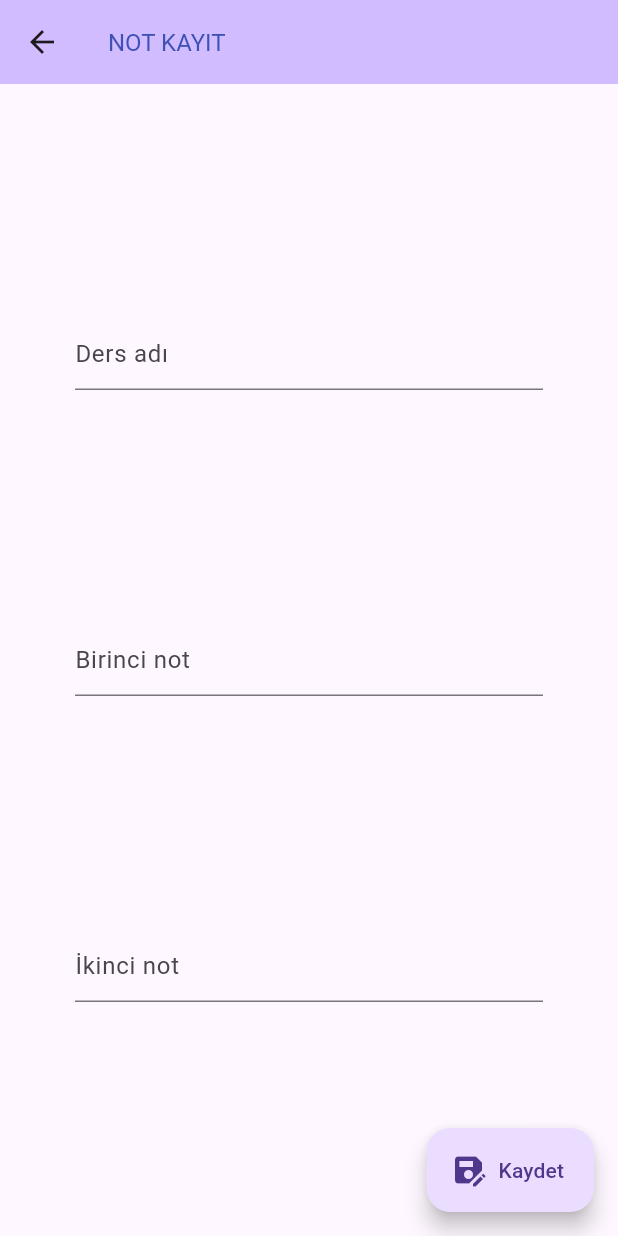
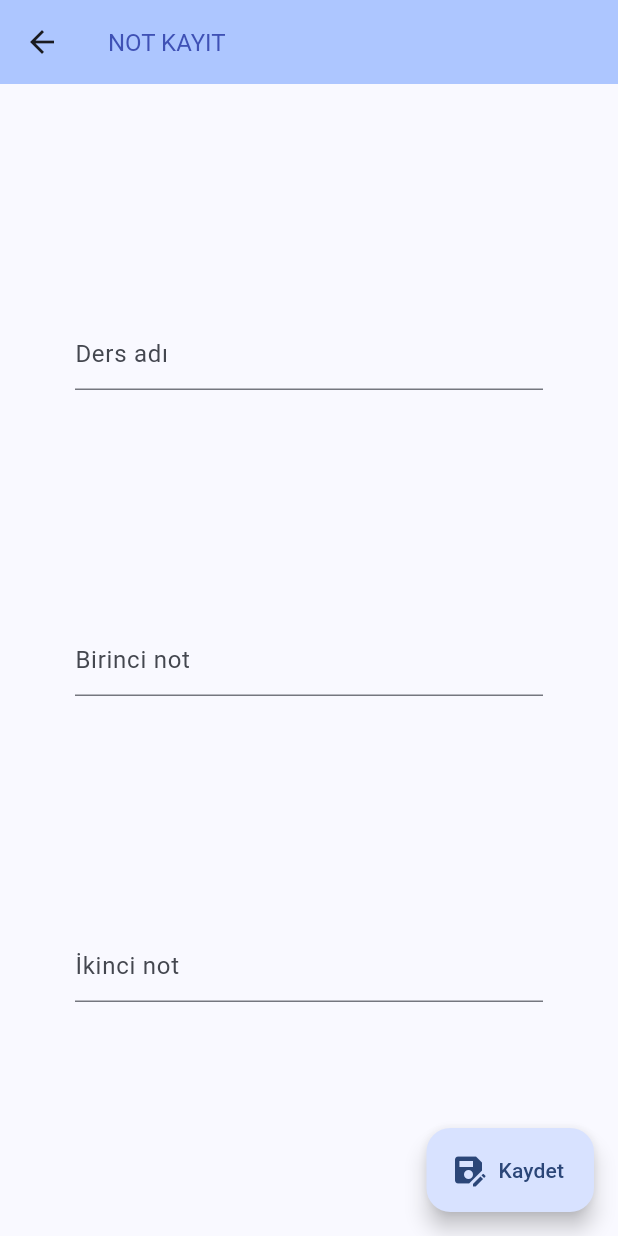
Before and after one commit to ozlemnur420/SinavNotlariUygulamasiFirebase, a Flutter app: the screen it shows after launch, after a tap on the "add" icon, on a phone screen of 412 x 824 dp. Run offline on Flutter 3.47's test engine with Material 3 defaults, Android fonts, the phone set to English and light mode, and no system bars; our stand-ins replace firebase_core, firebase_database; accounts and stored records are empty.

```diff
--- a/lib/main.dart
+++ b/lib/main.dart
@@ -19,8 +19,8 @@ class MyApp extends StatelessWidget {
       title: 'Flutter Demo',
       debugShowCheckedModeBanner: false,
       theme: ThemeData(
-        primarySwatch: Colors.blue,
-        visualDensity: VisualDensity.adaptivePlatformDensity,
+        colorScheme: ColorScheme.fromSeed(seedColor: Colors.blueAccent),
+        useMaterial3: true,
       ),
       home: Anasayfa(),
     );
```
